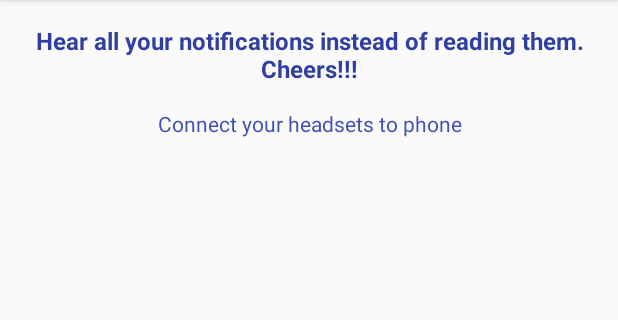
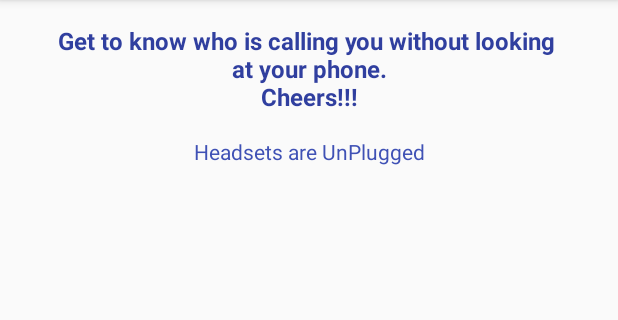
Before and after one commit to shashi2459/notify-me, an Android app: the screen it shows after launch (MainActivity), on a phone screen of 412 x 824 dp, the part 84-404 px from its top. Run offline under Robolectric (Android 15) with nearby library versions, the phone set to English and light mode, and no system bars; 2 statements that could not run were skipped.

```diff
--- a/app/src/main/java/android/shashi_sule/com/notifyme/tts/MainActivity.java
+++ b/app/src/main/java/android/shashi_sule/com/notifyme/tts/MainActivity.java
@@ -3,7 +3,6 @@ package android.shashi_sule.com.notifyme.tts;
 import android.Manifest;
 import android.content.Intent;
 import android.content.IntentFilter;
-import android.os.AsyncTask;
 import android.os.Build;
 import android.os.Bundle;
 import android.os.Handler;
@@ -11,6 +10,8 @@ import android.os.Message;
 import android.shashi_sule.com.notifyme.R;
 import android.shashi_sule.com.notifyme.service.HeadPhoneListener;
 import android.shashi_sule.com.notifyme.setting.SettingActivity;
+import android.shashi_sule.com.notifyme.utils.TestClass;
+import android.shashi_sule.com.notifyme.utils.Utils;
 import android.speech.RecognizerIntent;
 import android.speech.SpeechRecognizer;
 import android.support.annotation.NonNull;
@@ -30,10 +31,11 @@ import static android.shashi_sule.com.notifyme.utils.Utils.REQUEST_PHONE_STATE_P
 
 public class MainActivity extends AppCompatActivity {
 
-    public static final int DELAY_MILLIS = 5000;
+    public static final int DELAY_MILLIS = 1000;
     private static final String TAG = "";//MainActivity
     private HeadPhoneListener mHeadPhoneListener;
     private TextView mSpeechStateView;
+    private TextView mHeadsetStatusTextView;
     private Handler mHandler;
     private ArrayList<String> mWordList;
 
@@ -44,7 +46,8 @@ public class MainActivity extends AppCompatActivity {
         setContentView(R.layout.activity_main);
 
         mHeadPhoneListener = new HeadPhoneListener();
-        mSpeechStateView = (TextView) findViewById(R.id.stateTextView);
+//        mSpeechStateView = (TextView) findViewById(R.id.stateTextView);
+        mHeadsetStatusTextView = (TextView) findViewById(R.id.headsetStatusTextView);
 
         updateUI();
 
@@ -67,14 +70,6 @@ public class MainActivity extends AppCompatActivity {
 
 
         // Test code which can be deleted afterwords
-
-        AsyncTask<Void, Void, Void> asyncTask = new AsyncTask<Void, Void, Void>() {
-            @Override
-            protected Void doInBackground(final Void... voids) {
-                return null;
-            }
-        };
-//        asyncTask.executeOnExecutor()
 
     }
 
@@ -143,7 +138,7 @@ public class MainActivity extends AppCompatActivity {
                             }
                             Log.i(TAG, "Error: " + msg.obj);
                         } else {
-                            mSpeechStateView.setTextColor(getColor(android.R.color.holo_red_dark));
+                            mSpeechStateView.setTextColor(getResources().getColor(android.R.color.holo_red_dark));
                             mSpeechStateView.setText("Error: " + msg.obj.toString());
                         }
                         break;
@@ -152,6 +147,7 @@ public class MainActivity extends AppCompatActivity {
         };
     }
 
+    @RequiresApi(api = Build.VERSION_CODES.M)
     private void permissionsCheck() {
 //        if (Build.VERSION.SDK_INT >= Build.VERSION_CODES.M) {
 //            Utils.requestPermission(this, Manifest.permission.READ_CONTACTS,
@@ -168,9 +164,9 @@ public class MainActivity extends AppCompatActivity {
 //        }
 
         requestPermissions(new String[]{
-                Manifest.permission.READ_CONTACTS,
-                Manifest.permission.RECORD_AUDIO,
-                Manifest.permission.READ_PHONE_STATE},
+                        Manifest.permission.READ_CONTACTS,
+                        Manifest.permission.RECORD_AUDIO,
+                        Manifest.permission.READ_PHONE_STATE},
                 REQUEST_CONTACT_PERMISSION);
     }
 
@@ -199,6 +195,23 @@ public class MainActivity extends AppCompatActivity {
     @Override
     protected void onRestoreInstanceState(final Bundle savedInstanceState) {
         Log.e(TAG, "onRestoreInstanceState");
+    }
+
+    @RequiresApi(api = Build.VERSION_CODES.M)
+    @Override
+    protected void onResume() {
+        super.onResume();
+
+        /* Update Headsets Plugged/Unplugged status*/
+        int headsetsPlugged = R.string.headsets_plugged;
+        if (!Utils.isHeadsetsConnected(this)) {
+            headsetsPlugged = R.string.headsets_not_plugged;
+        }
+        mHeadsetStatusTextView.setText(headsetsPlugged);
+
+        // FIXME: 9/21/2018 Remove below code
+        TestClass testClass = new TestClass();
+        testClass.returnInteger(10);
     }
 
     @Override
--- a/app/src/main/java/android/shashi_sule/com/notifyme/tts/SpeechListener.java
+++ b/app/src/main/java/android/shashi_sule/com/notifyme/tts/SpeechListener.java
@@ -57,7 +57,7 @@ public class SpeechListener implements RecognitionListener {
 
     @Override
     public void onError(final int i) {
-        Log.e(TAG, "onError: " + i);
+        Log.d(TAG, "onError: " + i);
         Message message = mHandler.obtainMessage(FAILURE, i);
         mHandler.sendMessage(message);
     }
--- a/app/src/main/res/layout/activity_main.xml
+++ b/app/src/main/res/layout/activity_main.xml
@@ -10,9 +10,7 @@
         android:id="@+id/textView2"
         android:layout_width="0dp"
         android:layout_height="wrap_content"
-        android:layout_marginEnd="8dp"
-        android:layout_marginStart="8dp"
-        android:layout_marginTop="16dp"
+        android:layout_margin="@dimen/vertical_margin"
         android:gravity="center"
         android:text="@string/hear_all_your_notifications_n_instead_of_reading_them_cheers"
         android:textColor="@color/colorPrimaryDark"
@@ -27,11 +25,9 @@
         android:id="@+id/headsetStatusTextView"
         android:layout_width="0dp"
         android:layout_height="wrap_content"
-        android:layout_marginEnd="8dp"
-        android:layout_marginStart="8dp"
-        android:layout_marginTop="16dp"
+        android:layout_margin="@dimen/vertical_margin"
         android:gravity="center"
-        android:text="@string/connect_headsets"
+        android:text="@string/headsets_not_plugged"
         android:textColor="@color/colorPrimary"
         android:textSize="@dimen/normal_text_size"
         app:layout_constraintEnd_toEndOf="parent"
@@ -42,21 +38,10 @@
         android:id="@+id/notify"
         android:layout_width="wrap_content"
         android:layout_height="wrap_content"
-        android:layout_marginStart="8dp"
-        android:layout_marginTop="16dp"
+        android:layout_margin="@dimen/vertical_margin"
         android:text="@string/notify"
         android:visibility="gone"
         app:layout_constraintStart_toStartOf="parent"
         app:layout_constraintTop_toBottomOf="@+id/headsetStatusTextView" />
 
-    <TextView
-        android:id="@+id/stateTextView"
-        android:layout_width="0dp"
-        android:layout_height="wrap_content"
-        android:layout_marginStart="8dp"
-        android:layout_marginTop="24dp"
-        app:layout_constraintStart_toStartOf="parent"
-        app:layout_constraintTop_toBottomOf="@+id/notify" />
-    <!--style="@style/Base.Widget.AppCompat.Button.Borderless"-->
-
 </android.support.constraint.ConstraintLayout>
--- a/app/src/main/res/values/strings.xml
+++ b/app/src/main/res/values/strings.xml
@@ -59,9 +59,10 @@
     <string name="pref_ringtone_silent">Silent</string>
 
     <string name="pref_title_vibrate">Vibrate</string>
-    <string name="connect_headsets">Connect your headsets to phone</string>
+    <string name="headsets_not_plugged">Headsets are UnPlugged</string>
+    <string name="headsets_plugged">Headsets are Plugged</string>
     <string name="hear_all_your_notifications_n_instead_of_reading_them_cheers">
-        Hear all your notifications instead of reading them.\nCheers!!!</string>
+        Get to know who is calling you without looking \nat your phone.\nCheers!!!</string>
     <string name="notify">Notify</string>
     <string name="about">About</string>
     <string name="setting">Setting</string>
```
Also changed, not shown: app/src/main/AndroidManifest.xml (+5 -2 lines), app/src/main/java/android/shashi_sule/com/notifyme/service/HeadPhoneListener.java (+51 -14 lines), app/src/main/java/android/shashi_sule/com/notifyme/setting/SettingActivity.java (+0 -39 lines), app/src/main/java/android/shashi_sule/com/notifyme/utils/Utils.java (+98 -5 lines).
